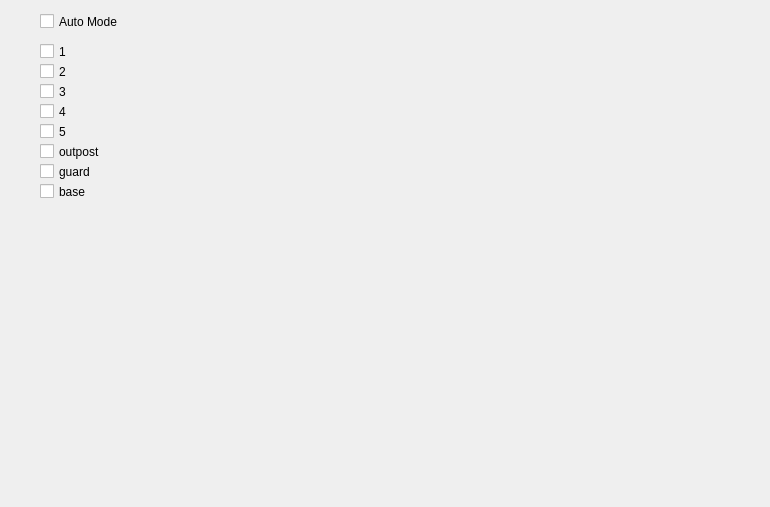
First picture: the form in cls.ui, repository lovodllt/DatasetMaker, before the edit.
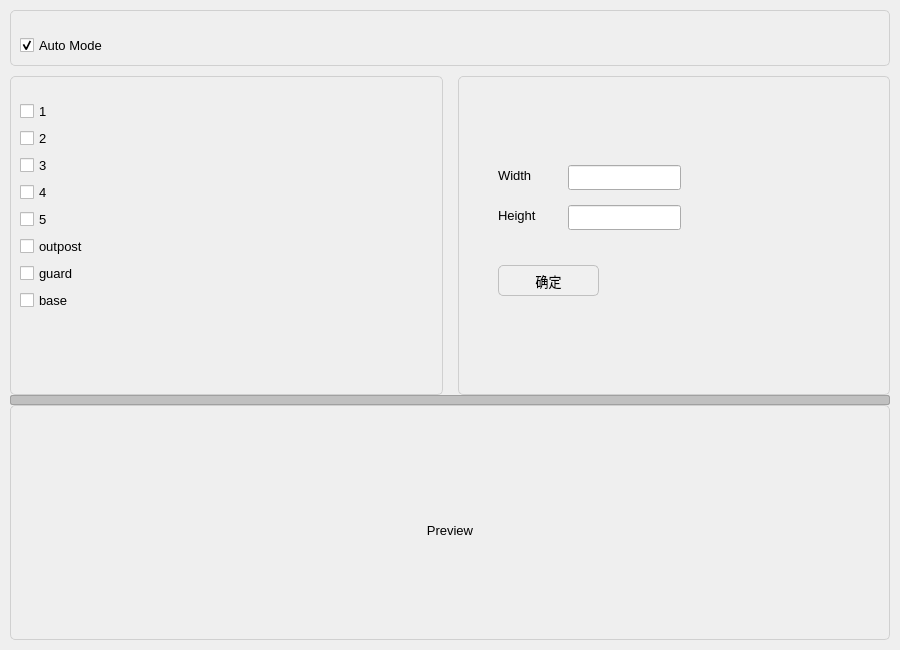
Second picture: the form after the edit.

What changed in the file:
```diff
--- a/cls.ui
+++ b/cls.ui
@@ -6,154 +6,340 @@
    <rect>
     <x>0</x>
     <y>0</y>
-    <width>770</width>
-    <height>507</height>
+    <width>900</width>
+    <height>650</height>
    </rect>
   </property>
+  <property name="sizePolicy">
+   <sizepolicy hsizetype="Expanding" vsizetype="Expanding">
+    <horstretch>0</horstretch>
+    <verstretch>0</verstretch>
+   </sizepolicy>
+  </property>
   <property name="windowTitle">
    <string>Form</string>
   </property>
+  <property name="styleSheet">
+   <string notr="true">QWidget {
+    font-family: 'Segoe UI', sans-serif;
+    font-size: 10pt;
+}
+QGroupBox {
+    border: 1px solid #d0d0d0;
+    border-radius: 5px;
+    margin-top: 1ex;
+    padding-top: 15px;
+}
+QGroupBox::title {
+    subcontrol-origin: margin;
+    subcontrol-position: top center;
+    padding: 0 5px;
+    background: transparent;
+}
+QSplitter::handle {
+    background: #c0c0c0;
+    border: 1px solid #a0a0a0;
+    border-radius: 2px;
+}</string>
+  </property>
+  <layout class="QVBoxLayout" name="mainLayout">
+   <property name="spacing">
+    <number>10</number>
+   </property>
+   <property name="leftMargin">
+    <number>10</number>
+   </property>
+   <property name="topMargin">
+    <number>10</number>
+   </property>
+   <property name="rightMargin">
+    <number>10</number>
+   </property>
+   <property name="bottomMargin">
+    <number>10</number>
+   </property>
+   <item>
+    <widget class="QGroupBox" name="autoMode">
+     <property name="title">
+      <string/>
+     </property>
+     <layout class="QHBoxLayout" name="autoModeLayout">
+      <item>
+       <widget class="QCheckBox" name="automode">
+        <property name="text">
+         <string>Auto Mode</string>
+        </property>
+        <property name="checked">
+         <bool>true</bool>
+        </property>
+       </widget>
+      </item>
+     </layout>
+    </widget>
+   </item>
+   <item>
+    <widget class="QSplitter" name="mainSplitter">
+     <property name="orientation">
+      <enum>Qt::Vertical</enum>
+     </property>
+     <property name="handleWidth">
+      <number>8</number>
+     </property>
+     <property name="childrenCollapsible">
+      <bool>false</bool>
+     </property>
+     <widget class="QWidget" name="contentContainer">
+      <layout class="QHBoxLayout" name="contentLayout">
+       <property name="spacing">
+        <number>15</number>
+       </property>
+       <item>
+        <widget class="QGroupBox" name="labelGroup">
+         <property name="minimumSize">
+          <size>
+           <width>200</width>
+           <height>0</height>
+          </size>
+         </property>
+         <property name="title">
+          <string/>
+         </property>
+         <layout class="QVBoxLayout" name="labelLayout">
+          <item>
   <widget class="QCheckBox" name="one">
-   <property name="geometry">
-    <rect>
-     <x>40</x>
-     <y>40</y>
-     <width>92</width>
-     <height>23</height>
-    </rect>
-   </property>
    <property name="text">
     <string>1</string>
    </property>
    <attribute name="buttonGroup">
-    <string notr="true">label</string>
-   </attribute>
-  </widget>
+             <string notr="true">classButtonGroup</string>
+            </attribute>
+           </widget>
+          </item>
+          <item>
   <widget class="QCheckBox" name="two">
-   <property name="geometry">
-    <rect>
-     <x>40</x>
-     <y>60</y>
-     <width>92</width>
-     <height>23</height>
-    </rect>
-   </property>
    <property name="text">
     <string>2</string>
    </property>
    <attribute name="buttonGroup">
-    <string notr="true">label</string>
-   </attribute>
-  </widget>
+             <string notr="true">classButtonGroup</string>
+            </attribute>
+           </widget>
+          </item>
+          <item>
   <widget class="QCheckBox" name="three">
-   <property name="geometry">
-    <rect>
-     <x>40</x>
-     <y>80</y>
-     <width>92</width>
-     <height>23</height>
-    </rect>
-   </property>
    <property name="text">
     <string>3</string>
    </property>
    <attribute name="buttonGroup">
-    <string notr="true">label</string>
-   </attribute>
-  </widget>
-  <widget class="QCheckBox" name="five">
-   <property name="geometry">
-    <rect>
-     <x>40</x>
-     <y>120</y>
-     <width>92</width>
-     <height>23</height>
-    </rect>
-   </property>
-   <property name="text">
-    <string>5</string>
-   </property>
-   <attribute name="buttonGroup">
-    <string notr="true">label</string>
-   </attribute>
-  </widget>
+             <string notr="true">classButtonGroup</string>
+            </attribute>
+           </widget>
+          </item>
+          <item>
   <widget class="QCheckBox" name="four">
-   <property name="geometry">
-    <rect>
-     <x>40</x>
-     <y>100</y>
-     <width>92</width>
-     <height>23</height>
-    </rect>
-   </property>
    <property name="text">
     <string>4</string>
    </property>
    <attribute name="buttonGroup">
-    <string notr="true">label</string>
-   </attribute>
-  </widget>
+             <string notr="true">classButtonGroup</string>
+            </attribute>
+           </widget>
+          </item>
+          <item>
+           <widget class="QCheckBox" name="five">
+            <property name="text">
+             <string>5</string>
+            </property>
+            <attribute name="buttonGroup">
+             <string notr="true">classButtonGroup</string>
+            </attribute>
+           </widget>
+          </item>
+          <item>
   <widget class="QCheckBox" name="outpost">
-   <property name="geometry">
-    <rect>
-     <x>40</x>
-     <y>140</y>
-     <width>92</width>
-     <height>23</height>
-    </rect>
-   </property>
    <property name="text">
     <string>outpost</string>
    </property>
    <attribute name="buttonGroup">
-    <string notr="true">label</string>
-   </attribute>
-  </widget>
+             <string notr="true">classButtonGroup</string>
+            </attribute>
+           </widget>
+          </item>
+          <item>
   <widget class="QCheckBox" name="guard">
-   <property name="geometry">
-    <rect>
-     <x>40</x>
-     <y>160</y>
-     <width>92</width>
-     <height>23</height>
-    </rect>
-   </property>
    <property name="text">
     <string>guard</string>
    </property>
    <attribute name="buttonGroup">
-    <string notr="true">label</string>
-   </attribute>
-  </widget>
+             <string notr="true">classButtonGroup</string>
+            </attribute>
+           </widget>
+          </item>
+          <item>
   <widget class="QCheckBox" name="base">
-   <property name="geometry">
-    <rect>
-     <x>40</x>
-     <y>180</y>
-     <width>92</width>
-     <height>23</height>
-    </rect>
-   </property>
    <property name="text">
     <string>base</string>
    </property>
    <attribute name="buttonGroup">
-    <string notr="true">label</string>
-   </attribute>
-  </widget>
-  <widget class="QCheckBox" name="automode">
+             <string notr="true">classButtonGroup</string>
+            </attribute>
+           </widget>
+          </item>
+          <item>
+           <spacer name="verticalSpacer">
+            <property name="orientation">
+             <enum>Qt::Vertical</enum>
+            </property>
+            <property name="sizeHint" stdset="0">
+             <size>
+              <width>20</width>
+              <height>40</height>
+             </size>
+            </property>
+           </spacer>
+          </item>
+         </layout>
+        </widget>
+       </item>
+       <item>
+        <widget class="QGroupBox" name="DimensionEdit">
+         <property name="title">
+          <string/>
+         </property>
+         <layout class="QVBoxLayout" name="extensionLayout">
+          <item>
+           <spacer name="verticalSpacer_2">
+            <property name="orientation">
+             <enum>Qt::Vertical</enum>
+            </property>
+            <property name="sizeHint" stdset="0">
+             <size>
+              <width>20</width>
+              <height>40</height>
+             </size>
+            </property>
+           </spacer>
+          </item>
+          <item>
+           <widget class="QWidget" name="widget" native="true">
+            <property name="minimumSize">
+             <size>
+              <width>0</width>
+              <height>250</height>
+             </size>
+            </property>
+            <widget class="QLabel" name="label">
    <property name="geometry">
     <rect>
-     <x>40</x>
-     <y>10</y>
-     <width>121</width>
-     <height>23</height>
+               <x>30</x>
+               <y>30</y>
+               <width>71</width>
+               <height>21</height>
     </rect>
    </property>
    <property name="text">
-    <string>Auto Mode</string>
-   </property>
-  </widget>
+              <string>Width</string>
+             </property>
+            </widget>
+            <widget class="QLineEdit" name="widthEdit">
+             <property name="geometry">
+              <rect>
+               <x>100</x>
+               <y>30</y>
+               <width>113</width>
+               <height>25</height>
+              </rect>
+             </property>
+             <property name="text">
+              <string/>
+             </property>
+            </widget>
+            <widget class="QLabel" name="label_2">
+             <property name="geometry">
+              <rect>
+               <x>30</x>
+               <y>70</y>
+               <width>71</width>
+               <height>21</height>
+              </rect>
+             </property>
+             <property name="text">
+              <string>Height</string>
+             </property>
+            </widget>
+            <widget class="QLineEdit" name="heightEdit">
+             <property name="geometry">
+              <rect>
+               <x>100</x>
+               <y>70</y>
+               <width>113</width>
+               <height>25</height>
+              </rect>
+             </property>
+             <property name="text">
+              <string/>
+             </property>
+            </widget>
+            <widget class="QPushButton" name="sure">
+             <property name="geometry">
+              <rect>
+               <x>30</x>
+               <y>130</y>
+               <width>101</width>
+               <height>31</height>
+              </rect>
+             </property>
+             <property name="styleSheet">
+              <string notr="true">QPushButton {
+    border: 1px solid #c0c0c0;
+    border-radius: 5px;
+    background: #f0f0f0;
+    padding: 5px;
+}
+QPushButton:hover {
+    background: #e0e0e0;
+}
+QPushButton:pressed {
+    background: #d0d0d0;
+}</string>
+             </property>
+             <property name="text">
+              <string>确定</string>
+             </property>
+            </widget>
+           </widget>
+          </item>
+         </layout>
+        </widget>
+       </item>
+      </layout>
+     </widget>
+     <widget class="QGroupBox" name="imageArea">
+      <property name="title">
+       <string/>
+      </property>
+      <layout class="QVBoxLayout" name="previewLayout">
+       <item>
+        <widget class="QLabel" name="picture">
+         <property name="minimumSize">
+          <size>
+           <width>0</width>
+           <height>200</height>
+          </size>
+         </property>
+         <property name="text">
+          <string>Preview</string>
+         </property>
+         <property name="alignment">
+          <set>Qt::AlignCenter</set>
+         </property>
+        </widget>
+       </item>
+      </layout>
+     </widget>
+    </widget>
+   </item>
+  </layout>
  </widget>
  <resources/>
  <connections/>
```
Left out of the diff: 4 changed lines with no effect on the pictures. Lines whose indentation alone changed are shown as unchanged.
